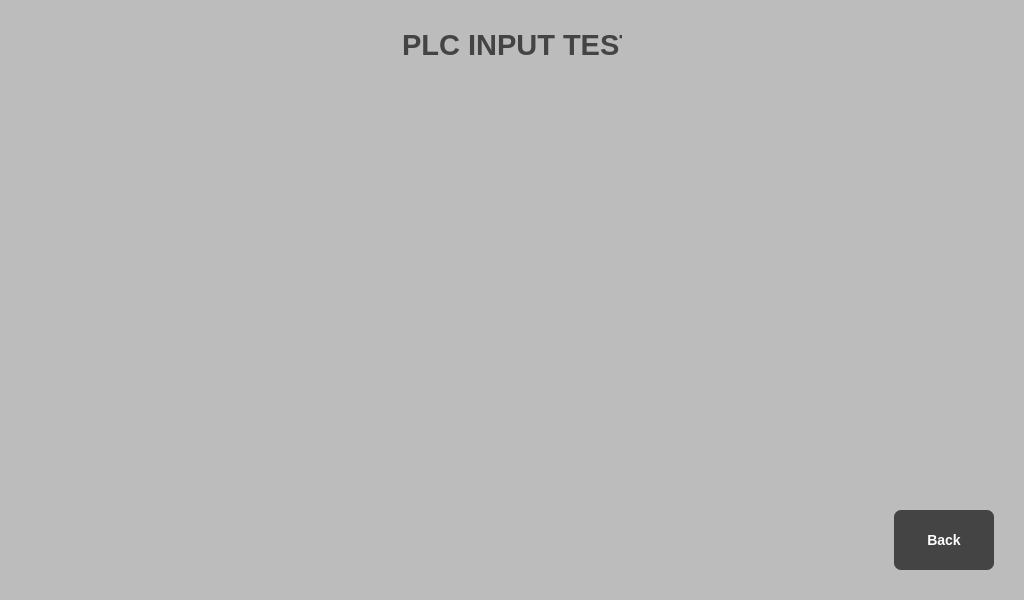
This is inputwindow.ui in vieczorkamil/HMI-panel-PLC-S7-based-on-Raspberry-Pi-Engineering-Thesis as Qt 5 draws it before an edit. The edited form follows.
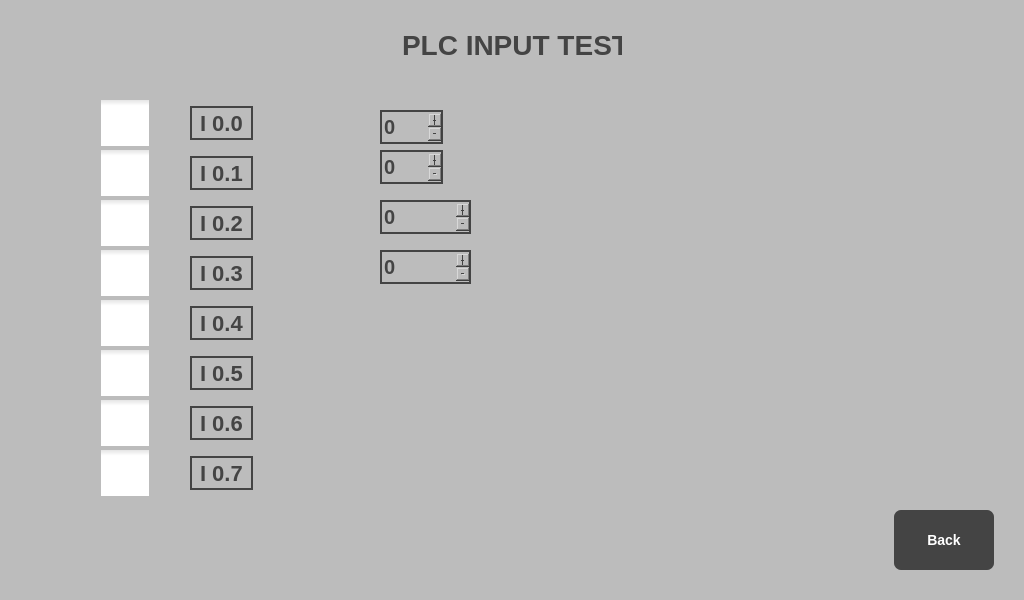
This is the edited form. Icons and pictures are not drawn.

```diff
--- a/inputwindow.ui
+++ b/inputwindow.ui
@@ -19,6 +19,15 @@
 }
 #infoLabel{
 	color: rgb(68, 68, 68);
+	font: bold 28px;
+	border: 0px;
+	padding: 0px;
+}
+QLabel{
+	font: bold 22px;
+	color: rgb(68, 68, 68);
+	border: 2px solid rgb(68, 68, 68);
+	padding: 2px;
 }
 QPushButton{
 	outline : 0px;
@@ -30,6 +39,29 @@
 
 QPushButton:pressed{ 
 	background:rgb(134, 134, 134) ;
+}
+QCheckBox{
+	outline: 0px;
+}
+QCheckBox::indicator{
+	width: 50px;
+	height: 50px;
+}
+QCheckBox::indicator:checked{
+	image:url(&quot;:/Button/switchOn512x272.png&quot;);
+}
+QCheckBox::indicator:unchecked{
+	image:url(&quot;:/Button/switchOff512x272.png&quot;);
+}
+
+QSpinBox{
+	background: rgb(188,188,188);
+	font: bold 20px;
+	color: rgb(68, 68, 68);
+	border: 2px solid rgb(68, 68, 68);
+}
+QSpinBox::up-button{
+	font: bold 50px;
 }</string>
   </property>
   <widget class="QPushButton" name="backButton">
@@ -56,7 +88,7 @@
    </property>
    <property name="font">
     <font>
-     <pointsize>22</pointsize>
+     <pointsize>-1</pointsize>
      <weight>75</weight>
      <italic>false</italic>
      <bold>true</bold>
@@ -66,6 +98,314 @@
     <string>PLC INPUT TEST</string>
    </property>
   </widget>
+  <widget class="QCheckBox" name="switchInput0_0">
+   <property name="geometry">
+    <rect>
+     <x>100</x>
+     <y>100</y>
+     <width>56</width>
+     <height>46</height>
+    </rect>
+   </property>
+   <property name="text">
+    <string/>
+   </property>
+  </widget>
+  <widget class="QCheckBox" name="switchInput0_1">
+   <property name="geometry">
+    <rect>
+     <x>100</x>
+     <y>150</y>
+     <width>56</width>
+     <height>46</height>
+    </rect>
+   </property>
+   <property name="text">
+    <string/>
+   </property>
+  </widget>
+  <widget class="QCheckBox" name="switchInput0_2">
+   <property name="geometry">
+    <rect>
+     <x>100</x>
+     <y>200</y>
+     <width>56</width>
+     <height>46</height>
+    </rect>
+   </property>
+   <property name="text">
+    <string/>
+   </property>
+  </widget>
+  <widget class="QCheckBox" name="switchInput0_3">
+   <property name="geometry">
+    <rect>
+     <x>100</x>
+     <y>250</y>
+     <width>56</width>
+     <height>46</height>
+    </rect>
+   </property>
+   <property name="text">
+    <string/>
+   </property>
+  </widget>
+  <widget class="QCheckBox" name="switchInput0_4">
+   <property name="geometry">
+    <rect>
+     <x>100</x>
+     <y>300</y>
+     <width>56</width>
+     <height>46</height>
+    </rect>
+   </property>
+   <property name="text">
+    <string/>
+   </property>
+  </widget>
+  <widget class="QCheckBox" name="switchInput0_5">
+   <property name="geometry">
+    <rect>
+     <x>100</x>
+     <y>350</y>
+     <width>56</width>
+     <height>46</height>
+    </rect>
+   </property>
+   <property name="text">
+    <string/>
+   </property>
+  </widget>
+  <widget class="QCheckBox" name="switchInput0_6">
+   <property name="geometry">
+    <rect>
+     <x>100</x>
+     <y>400</y>
+     <width>56</width>
+     <height>46</height>
+    </rect>
+   </property>
+   <property name="text">
+    <string/>
+   </property>
+  </widget>
+  <widget class="QCheckBox" name="switchInput0_7">
+   <property name="geometry">
+    <rect>
+     <x>100</x>
+     <y>450</y>
+     <width>56</width>
+     <height>46</height>
+    </rect>
+   </property>
+   <property name="text">
+    <string/>
+   </property>
+  </widget>
+  <widget class="QLabel" name="Input0_0Label">
+   <property name="geometry">
+    <rect>
+     <x>190</x>
+     <y>106</y>
+     <width>63</width>
+     <height>34</height>
+    </rect>
+   </property>
+   <property name="text">
+    <string>I 0.0</string>
+   </property>
+  </widget>
+  <widget class="QLabel" name="Input0_1Label">
+   <property name="geometry">
+    <rect>
+     <x>190</x>
+     <y>156</y>
+     <width>63</width>
+     <height>34</height>
+    </rect>
+   </property>
+   <property name="text">
+    <string>I 0.1</string>
+   </property>
+  </widget>
+  <widget class="QLabel" name="Input0_2Label">
+   <property name="geometry">
+    <rect>
+     <x>190</x>
+     <y>206</y>
+     <width>63</width>
+     <height>34</height>
+    </rect>
+   </property>
+   <property name="text">
+    <string>I 0.2</string>
+   </property>
+  </widget>
+  <widget class="QLabel" name="Input0_3Label">
+   <property name="geometry">
+    <rect>
+     <x>190</x>
+     <y>256</y>
+     <width>63</width>
+     <height>34</height>
+    </rect>
+   </property>
+   <property name="text">
+    <string>I 0.3</string>
+   </property>
+  </widget>
+  <widget class="QLabel" name="Input0_4Label">
+   <property name="geometry">
+    <rect>
+     <x>190</x>
+     <y>306</y>
+     <width>63</width>
+     <height>34</height>
+    </rect>
+   </property>
+   <property name="text">
+    <string>I 0.4</string>
+   </property>
+  </widget>
+  <widget class="QLabel" name="Input0_5Label">
+   <property name="geometry">
+    <rect>
+     <x>190</x>
+     <y>356</y>
+     <width>63</width>
+     <height>34</height>
+    </rect>
+   </property>
+   <property name="text">
+    <string>I 0.5</string>
+   </property>
+  </widget>
+  <widget class="QLabel" name="Input0_6Label">
+   <property name="geometry">
+    <rect>
+     <x>190</x>
+     <y>406</y>
+     <width>63</width>
+     <height>34</height>
+    </rect>
+   </property>
+   <property name="text">
+    <string>I 0.6</string>
+   </property>
+  </widget>
+  <widget class="QLabel" name="Input0_7Label">
+   <property name="geometry">
+    <rect>
+     <x>190</x>
+     <y>456</y>
+     <width>63</width>
+     <height>34</height>
+    </rect>
+   </property>
+   <property name="text">
+    <string>I 0.7</string>
+   </property>
+  </widget>
+  <widget class="QSpinBox" name="inputB1">
+   <property name="geometry">
+    <rect>
+     <x>380</x>
+     <y>110</y>
+     <width>63</width>
+     <height>34</height>
+    </rect>
+   </property>
+   <property name="wrapping">
+    <bool>false</bool>
+   </property>
+   <property name="frame">
+    <bool>true</bool>
+   </property>
+   <property name="buttonSymbols">
+    <enum>QAbstractSpinBox::PlusMinus</enum>
+   </property>
+   <property name="minimum">
+    <number>-128</number>
+   </property>
+   <property name="maximum">
+    <number>127</number>
+   </property>
+  </widget>
+  <widget class="QSpinBox" name="inputB2">
+   <property name="geometry">
+    <rect>
+     <x>380</x>
+     <y>150</y>
+     <width>63</width>
+     <height>34</height>
+    </rect>
+   </property>
+   <property name="wrapping">
+    <bool>false</bool>
+   </property>
+   <property name="frame">
+    <bool>true</bool>
+   </property>
+   <property name="buttonSymbols">
+    <enum>QAbstractSpinBox::PlusMinus</enum>
+   </property>
+   <property name="minimum">
+    <number>0</number>
+   </property>
+   <property name="maximum">
+    <number>255</number>
+   </property>
+  </widget>
+  <widget class="QSpinBox" name="inputW3">
+   <property name="geometry">
+    <rect>
+     <x>380</x>
+     <y>200</y>
+     <width>91</width>
+     <height>34</height>
+    </rect>
+   </property>
+   <property name="wrapping">
+    <bool>false</bool>
+   </property>
+   <property name="frame">
+    <bool>true</bool>
+   </property>
+   <property name="buttonSymbols">
+    <enum>QAbstractSpinBox::PlusMinus</enum>
+   </property>
+   <property name="minimum">
+    <number>-32768</number>
+   </property>
+   <property name="maximum">
+    <number>32768</number>
+   </property>
+  </widget>
+  <widget class="QSpinBox" name="inputW5">
+   <property name="geometry">
+    <rect>
+     <x>380</x>
+     <y>250</y>
+     <width>91</width>
+     <height>34</height>
+    </rect>
+   </property>
+   <property name="wrapping">
+    <bool>false</bool>
+   </property>
+   <property name="frame">
+    <bool>true</bool>
+   </property>
+   <property name="buttonSymbols">
+    <enum>QAbstractSpinBox::PlusMinus</enum>
+   </property>
+   <property name="minimum">
+    <number>0</number>
+   </property>
+   <property name="maximum">
+    <number>65535</number>
+   </property>
+  </widget>
  </widget>
  <resources/>
  <connections/>
```
